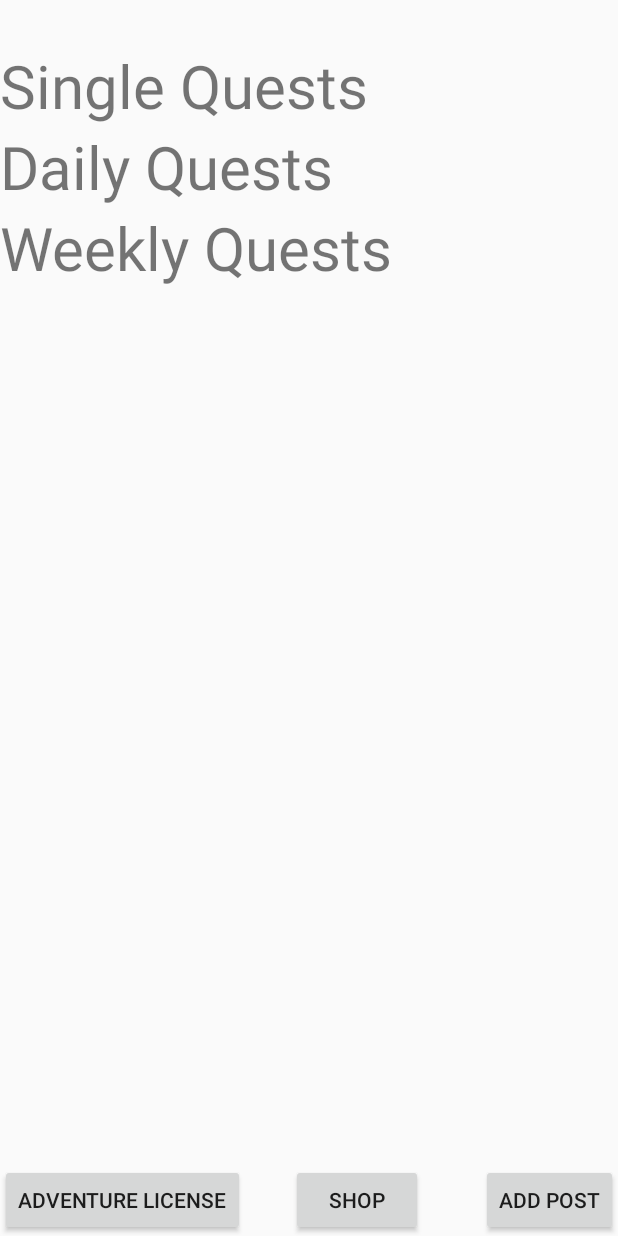
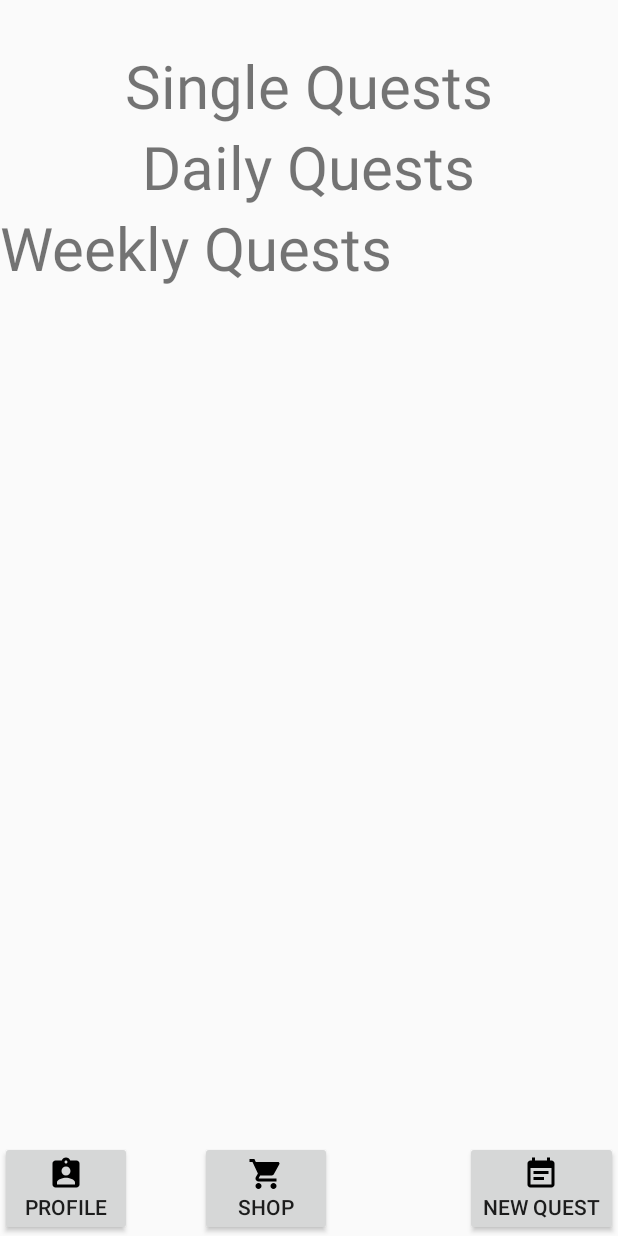
Before and after one commit to kenshin657/MOBAPDE-PIXQUEST, an Android app: the PixQuest_Main screen opened directly, with no data from a screen before it, on a phone screen of 412 x 824 dp. Run offline under Robolectric (Android 15) with nearby library versions, the phone set to English and light mode, and no system bars; our stand-ins replace Firebase (no records; nobody signed in at launch, a user with empty details on screens opened directly).

Commit message:
A bit UI changes on Main Page

```diff
--- a/app/src/main/java/com/example/pixquest/AddQuest.java
+++ b/app/src/main/java/com/example/pixquest/AddQuest.java
@@ -16,6 +16,7 @@ import android.widget.DatePicker;
 import android.widget.EditText;
 import android.widget.Spinner;
 import android.widget.TimePicker;
+import android.widget.Toast;
 
 import com.google.firebase.database.DatabaseReference;
 import com.google.firebase.database.FirebaseDatabase;
@@ -119,6 +120,9 @@ public class AddQuest extends AppCompatActivity {
         alarmManager.setRepeating(AlarmManager.RTC_WAKEUP, alertTime, AlarmManager.INTERVAL_DAY, PendingIntent.getBroadcast(this,
                 1,alertIntent, PendingIntent.FLAG_UPDATE_CURRENT));
 
+        Toast.makeText(getApplicationContext(), "Quest Has Been Added", Toast.LENGTH_LONG).show();
+
+
         finish();
     }
 
--- a/app/src/main/res/layout/activity_add_quest.xml
+++ b/app/src/main/res/layout/activity_add_quest.xml
@@ -64,6 +64,8 @@
             android:layout_width="fill_parent"
             android:layout_height="wrap_content"
             android:hint="Date"
+            android:focusableInTouchMode="false"
+            android:focusable="false"
             android:id="@+id/dateView"></EditText>
 
     </LinearLayout>
@@ -85,6 +87,8 @@
             android:layout_width="fill_parent"
             android:layout_height="wrap_content"
             android:hint="Time"
+            android:focusableInTouchMode="false"
+            android:focusable="false"
             android:id="@+id/timeView"></EditText>
 
     </LinearLayout>
--- a/app/src/main/res/layout/activity_pix_quest__main.xml
+++ b/app/src/main/res/layout/activity_pix_quest__main.xml
@@ -6,12 +6,16 @@
     android:layout_height="match_parent"
     tools:context=".PixQuest_Main">
 
+        <RelativeLayout
+            android:layout_width="match_parent"
+            android:layout_height="wrap_content">
+
             <Button
                 android:layout_width="wrap_content"
                 android:layout_height="wrap_content"
                 android:layout_alignParentBottom="true"
-            android:layout_alignParentLeft="true"
-            android:text="Adventure License"
+                android:text="Profile"
+                android:drawableTop="@drawable/ic_assignment_ind_black_24dp"
                 android:onClick="license"/>
 
 
@@ -19,8 +23,9 @@
                 android:layout_width="wrap_content"
                 android:layout_height="wrap_content"
                 android:layout_alignParentBottom="true"
-            android:layout_marginStart="194dp"
+                android:layout_marginStart="133dp"
                 android:text="Shop"
+                android:drawableTop="@drawable/ic_shopping_cart_black_24dp"
                 android:onClick="shopitems"/>
 
             <Button
@@ -28,8 +33,14 @@
                 android:layout_height="wrap_content"
                 android:layout_alignParentBottom="true"
                 android:layout_alignParentRight="true"
-            android:text="Add post"
-            android:onClick="addQuest" />
+                android:text="New Quest"
+                android:onClick="addQuest"
+                android:drawableTop="@drawable/ic_event_note_black_24dp"/>
+
+
+        </RelativeLayout>
+
+
 
     <LinearLayout
         android:layout_width="match_parent"
@@ -40,6 +51,7 @@
         <TextView
             android:text="Single Quests"
             android:textSize="60px"
+            android:layout_gravity="center"
             android:layout_width="wrap_content"
             android:layout_height="wrap_content"/>
 
@@ -49,6 +61,7 @@
             android:layout_height="wrap_content"/>
 
         <TextView
+            android:layout_gravity="center"
             android:text="Daily Quests"
             android:textSize="60px"
             android:layout_width="wrap_content"
```
Also changed, not shown: app/src/main/res/layout/activity_main.xml (+2 -10 lines). Lines whose indentation alone changed are shown as unchanged.
